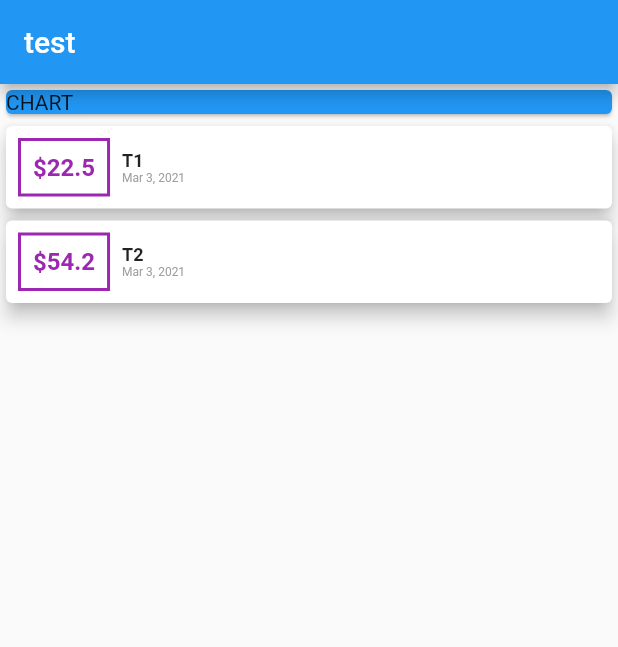
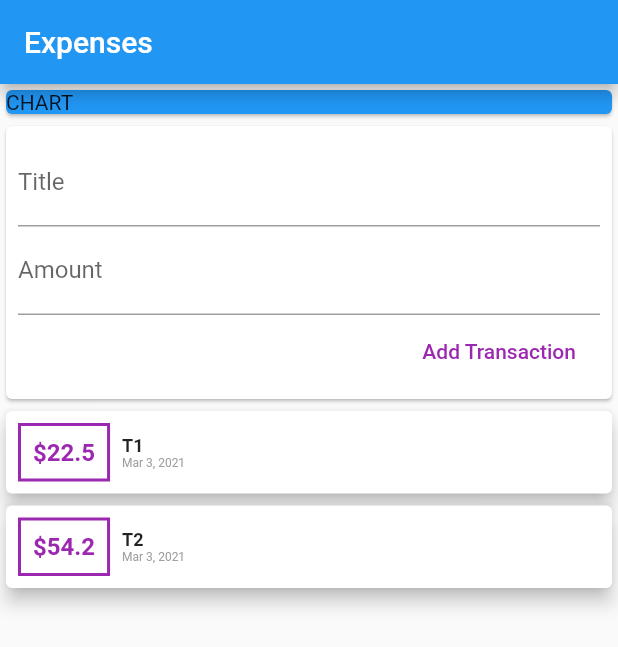
Before and after one commit to amrhesham95/Flutter2_Personal_Expenses_App, a Flutter app: the screen it shows after launch, on a phone screen of 412 x 824 dp. Shown: the top 647 px of the screen. Run offline on Flutter 3.47's test engine with Material 2 defaults, Android fonts, the phone set to English and light mode, and no system bars.

Commit message:
Adding Text Input

```diff
--- a/personal_expenses_app/lib/main.dart
+++ b/personal_expenses_app/lib/main.dart
@@ -1,4 +1,5 @@
 import 'package:flutter/material.dart';
+import 'package:flutter/services.dart';
 import './transaction.dart';
 import 'package:intl/intl.dart';
 
@@ -26,7 +27,7 @@ class MyHomePage extends StatelessWidget {
     return MaterialApp(
         home: Scaffold(
       appBar: AppBar(
-        title: Text("test"),
+        title: Text("Expenses"),
       ),
       body: Column(
         mainAxisAlignment: MainAxisAlignment.start,
@@ -36,6 +37,27 @@ class MyHomePage extends StatelessWidget {
             child: Card(
               child: Text("CHART"),
               color: Colors.blue,
+            ),
+          ),
+          Card(
+            child: Container(
+              margin: EdgeInsets.all(8),
+              child: Column(
+                crossAxisAlignment: CrossAxisAlignment.end,
+                children: [
+                  TextField(
+                    decoration: InputDecoration(labelText: "Title"),
+                  ),
+                  TextField(
+                    decoration: InputDecoration(labelText: "Amount"),
+                  ),
+                  FlatButton(
+                    child: Text("Add Transaction"),
+                    textColor: Colors.purple,
+                    onPressed: () => {},
+                  )
+                ],
+              ),
             ),
           ),
           Column(
```
